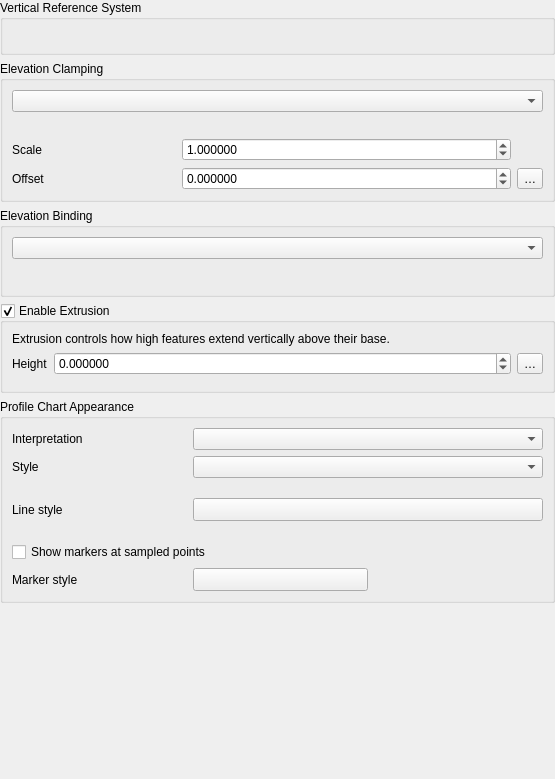
carsmie/QGIS, file src/ui/qgsvectorelevationpropertieswidgetbase.ui: the form before one commit.
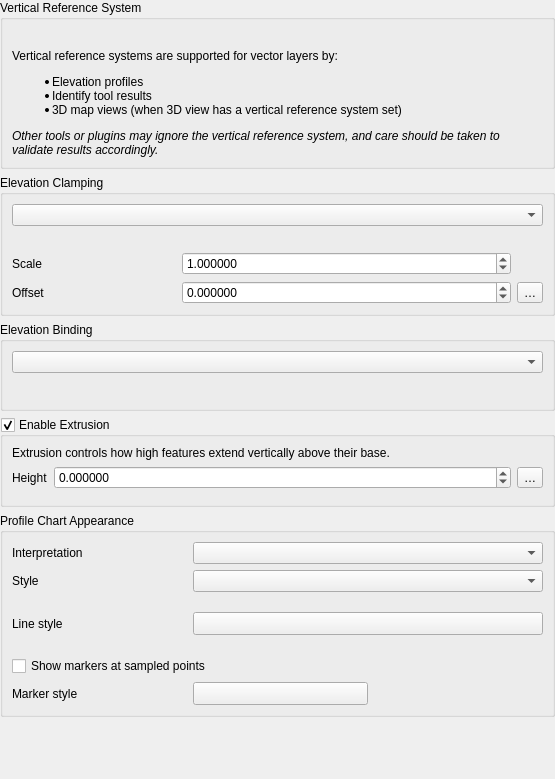
The form after the commit. Custom widgets are drawn as their Qt base class.

Commit message: Add warning label

```diff
--- a/src/ui/qgsvectorelevationpropertieswidgetbase.ui
+++ b/src/ui/qgsvectorelevationpropertieswidgetbase.ui
@@ -75,6 +75,23 @@
         <widget class="QWidget" name="mCrsPageEnabled"/>
        </widget>
       </item>
+      <item>
+       <widget class="QLabel" name="label">
+        <property name="text">
+         <string>&lt;html&gt;&lt;head/&gt;&lt;body&gt;&lt;p&gt;Vertical reference systems are supported for vector layers by:&lt;/p&gt;
+&lt;ul&gt;
+&lt;li&gt;Elevation profiles&lt;/li&gt;
+&lt;li&gt;Identify tool results&lt;/li&gt;
+&lt;li&gt;3D map views (when 3D view has a vertical reference system set)&lt;/li&gt;
+&lt;/ul&gt;
+&lt;p&gt;&lt;i&gt;Other tools or plugins may ignore the vertical reference system, and care should be taken to validate results accordingly.&lt;/i&gt;&lt;/p&gt;
+&lt;/body&gt;&lt;/html&gt;</string>
+        </property>
+        <property name="wordWrap">
+         <bool>true</bool>
+        </property>
+       </widget>
+      </item>
      </layout>
     </widget>
    </item>
```
